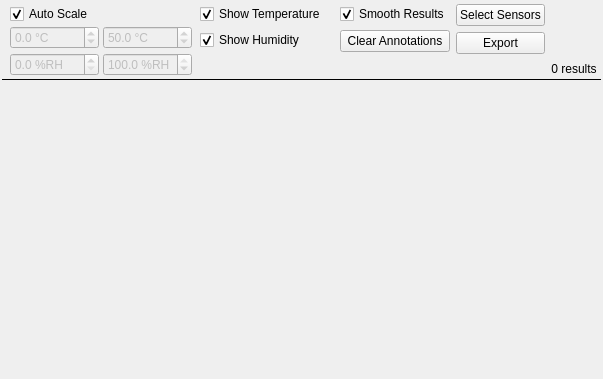
Old version of the form manager/src/PlotWidget.ui in the repository porkmarks/sense.
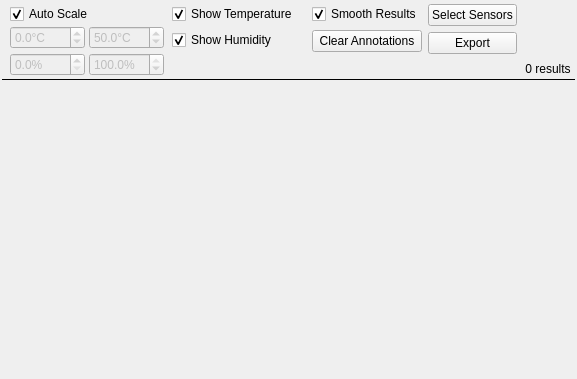
New version of the form. Icons and pictures are not drawn. Custom widgets are drawn as their Qt base class.

Diff of the .ui file:
```diff
--- a/manager/src/PlotWidget.ui
+++ b/manager/src/PlotWidget.ui
@@ -138,7 +138,7 @@
                <bool>false</bool>
               </property>
               <property name="suffix">
-               <string> °C</string>
+               <string>°C</string>
               </property>
               <property name="decimals">
                <number>1</number>
@@ -157,7 +157,7 @@
                <bool>false</bool>
               </property>
               <property name="suffix">
-               <string> °C</string>
+               <string>°C</string>
               </property>
               <property name="decimals">
                <number>1</number>
@@ -179,7 +179,7 @@
                <bool>false</bool>
               </property>
               <property name="suffix">
-               <string> %RH</string>
+               <string>%</string>
               </property>
               <property name="decimals">
                <number>1</number>
@@ -192,7 +192,7 @@
                <bool>false</bool>
               </property>
               <property name="suffix">
-               <string> %RH</string>
+               <string>%</string>
               </property>
               <property name="decimals">
                <number>1</number>
```
